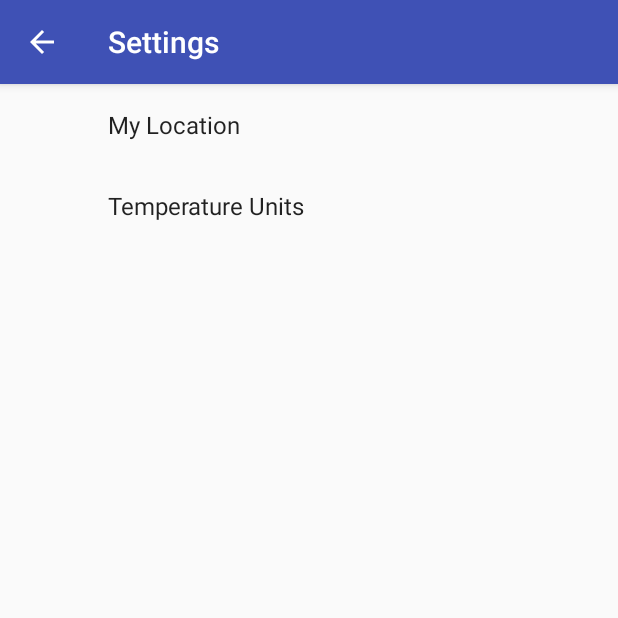
After one commit to yanghwai/sunshine, an Android app: the SettingsActivity screen opened directly, with no data from a screen before it, on a phone screen of 412 x 824 dp, the top half of it. The commit adds this screen. Run offline under Robolectric (Android 15) with nearby library versions, the phone set to English and light mode, and no system bars; our stand-ins replace androidx.preference.

Commit message:
add location and units settings

```diff
--- a/app/build.gradle
+++ b/app/build.gradle
@@ -25,6 +25,7 @@ dependencies {
     implementation 'androidx.constraintlayout:constraintlayout:1.1.3'
     implementation 'androidx.recyclerview:recyclerview:1.0.0'
 
+    implementation 'androidx.preference:preference:1.1.0-beta01'
     testImplementation 'junit:junit:4.12'
     androidTestImplementation 'androidx.test:runner:1.2.0'
     androidTestImplementation 'androidx.test.espresso:espresso-core:3.2.0'
--- a/app/src/main/AndroidManifest.xml
+++ b/app/src/main/AndroidManifest.xml
@@ -11,10 +11,14 @@
         android:roundIcon="@mipmap/ic_launcher_round"
         android:supportsRtl="true"
         android:theme="@style/AppTheme">
-        <activity android:name=".DetailActivity"></activity>
+        <activity
+            android:name=".SettingsActivity"
+            android:label="@string/title_activity_settings"/>
+        <activity android:name=".DetailActivity" />
         <activity android:name=".MainActivity">
             <intent-filter>
                 <action android:name="android.intent.action.MAIN" />
+                <action android:name="android.intent.action.VIEW" />
 
                 <category android:name="android.intent.category.LAUNCHER" />
             </intent-filter>
--- a/app/src/main/java/com/example/android/sunshine/DetailActivity.java
+++ b/app/src/main/java/com/example/android/sunshine/DetailActivity.java
@@ -45,6 +45,9 @@ public class DetailActivity extends AppCompatActivity {
         inflater.inflate(R.menu.detail, menu);
         MenuItem item = menu.findItem(R.id.action_share);
         item.setIntent(getShareWeatherIntent());
+
+        menu.findItem(R.id.action_settings)
+                .setIntent(new Intent(DetailActivity.this, SettingsActivity.class));
         return true;
     }
 
--- /dev/null
+++ b/app/src/main/java/com/example/android/sunshine/SettingsActivity.java
@@ -0,0 +1,100 @@
+package com.example.android.sunshine;
+
+import android.content.SharedPreferences;
+import android.os.Bundle;
+import android.view.MenuItem;
+
+import androidx.annotation.NonNull;
+import androidx.appcompat.app.ActionBar;
+import androidx.appcompat.app.AppCompatActivity;
+import androidx.preference.CheckBoxPreference;
+import androidx.preference.EditTextPreference;
+import androidx.preference.ListPreference;
+import androidx.preference.Preference;
+import androidx.preference.PreferenceFragmentCompat;
+import androidx.preference.PreferenceScreen;
+
+public class SettingsActivity extends AppCompatActivity{
+
+    @Override
+    protected void onCreate(Bundle savedInstanceState) {
+        super.onCreate(savedInstanceState);
+        setContentView(R.layout.settings_activity);
+        getSupportFragmentManager()
+                .beginTransaction()
+                .replace(R.id.settings, new SettingsFragment())
+                .commit();
+        ActionBar actionBar = getSupportActionBar();
+        if (actionBar != null) {
+            actionBar.setDisplayHomeAsUpEnabled(true);
+        }
+    }
+
+    @Override
+    public boolean onOptionsItemSelected(@NonNull MenuItem item) {
+        int id = item.getItemId();
+
+        if (id == android.R.id.home){
+            onBackPressed();
+            return true;
+        }
+
+        return super.onOptionsItemSelected(item);
+    }
+
+    public static class SettingsFragment extends PreferenceFragmentCompat implements SharedPreferences.OnSharedPreferenceChangeListener {
+        @Override
+        public void onCreatePreferences(Bundle savedInstanceState, String rootKey) {
+            setPreferencesFromResource(R.xml.root_preferences, rootKey);
+
+            PreferenceScreen preferenceScreen = getPreferenceScreen();
+            SharedPreferences sharedPreferences = preferenceScreen.getSharedPreferences();
+            int prefCount = preferenceScreen.getPreferenceCount();
+
+            for (int i = 0; i < prefCount; ++i){
+                Preference preference = preferenceScreen.getPreference(i);
+                if (preference instanceof CheckBoxPreference)
+                    continue;
+
+                String value = sharedPreferences.getString(preference.getKey(), "");
+                setPreferenceSummary(preference, value);
+            }
+
+        }
+
+        private void setPreferenceSummary(Preference preference, Object value){
+            String stringValue = value.toString();
+
+            /* If it's a ListPreference, find the proper label for the given value*/
+            if (preference instanceof ListPreference){
+                ListPreference listPreference = (ListPreference) preference;
+                int index = listPreference.findIndexOfValue(stringValue);
+                if (index != -1){
+                    listPreference.setSummary(listPreference.getEntries()[index]);
+                }
+            }
+            else
+                preference.setSummary(stringValue);
+        }
+
+        /* Update preference summary when change is saved*/
+        @Override
+        public void onSharedPreferenceChanged(SharedPreferences sharedPreferences, String key) {
+            Preference preference = findPreference(key);
+            if (preference instanceof CheckBoxPreference) return;
+            setPreferenceSummary(preference, sharedPreferences.getString(key, ""));
+        }
+
+        @Override
+        public void onStart() {
+            super.onStart();
+            getPreferenceScreen().getSharedPreferences().registerOnSharedPreferenceChangeListener(SettingsFragment.this);
+        }
+
+        @Override
+        public void onStop() {
+            super.onStop();
+            getPreferenceScreen().getSharedPreferences().unregisterOnSharedPreferenceChangeListener(SettingsFragment.this);
+        }
+    }
+}
--- /dev/null
+++ b/app/src/main/res/layout/settings_activity.xml
@@ -0,0 +1,9 @@
+<LinearLayout xmlns:android="http://schemas.android.com/apk/res/android"
+    android:layout_width="match_parent"
+    android:layout_height="match_parent">
+
+    <FrameLayout
+        android:id="@+id/settings"
+        android:layout_width="match_parent"
+        android:layout_height="match_parent" />
+</LinearLayout>
--- a/app/src/main/res/menu/detail.xml
+++ b/app/src/main/res/menu/detail.xml
@@ -6,5 +6,9 @@
         android:id="@+id/action_share"
         app:showAsAction="ifRoom"
         android:orderInCategory="1"/>
-
+    <item
+        app:showAsAction="never"
+        android:id="@+id/action_settings"
+        android:title="@string/action_settings"
+        />
 </menu>
--- a/app/src/main/res/menu/main.xml
+++ b/app/src/main/res/menu/main.xml
@@ -11,4 +11,9 @@
         app:showAsAction="never"
         android:title="@string/action_map"
         />
+    <item
+        android:title="@string/action_settings"
+        android:id="@+id/action_settings"
+        app:showAsAction="never"
+        />
 </menu>
--- /dev/null
+++ b/app/src/main/res/values/arrays.xml
@@ -0,0 +1,21 @@
+<?xml version="1.0" encoding="utf-8"?>
+<resources>
+    <array name="pref_units_options">
+        <item>@string/pref_units_imperial_label</item>
+        <item>@string/pref_units_metric_label</item>
+    </array>
+    <array name="pref_units_values">
+        <item>@string/pref_units_imperial</item>
+        <item>@string/pref_units_metric</item>
+    </array>
+    <!-- Reply Preference -->
+    <string-array name="reply_entries">
+        <item>Reply</item>
+        <item>Reply to all</item>
+    </string-array>
+
+    <string-array name="reply_values">
+        <item>reply</item>
+        <item>reply_all</item>
+    </string-array>
+</resources>
--- a/app/src/main/res/values/strings.xml
+++ b/app/src/main/res/values/strings.xml
@@ -134,6 +134,23 @@
 
     <string name="condition_unknown">Unknown (<xliff:g id="conditionId">%1$d</xliff:g>)</string>
 
+    <string name="title_activity_settings">Settings</string>
+
+    <!-- Preference Titles -->
+    <string name="pref_location_label">My Location</string>
+    <string name="pref_units_label">Temperature Units</string>
+
+    <!-- Location Preferences -->
+    <string name="pref_location_key">pref_location</string>
+    <string name="pref_location_default">94043,USA</string>
+
+    <!-- Units Preferences -->
+    <string name="pref_units_key">pref_units</string>
+    <string name="pref_units_imperial">imperial</string>
+    <string name="pref_units_metric">metric</string>
+    <string name="pref_units_imperial_label">Imperial</string>
+    <string name="pref_units_metric_label">Metric</string>
+    <string name="action_settings">Settings</string>
 
     <!-- - - - - - - - - - - -->
     <!-- Used by NetworkUtils-->
--- /dev/null
+++ b/app/src/main/res/xml/root_preferences.xml
@@ -0,0 +1,34 @@
+<!--
+  ~ Copyright 2018 The app Open Source Project
+  ~
+  ~ Licensed under the Apache License, Version 2.0 (the "License");
+  ~ you may not use this file except in compliance with the License.
+  ~ You may obtain a copy of the License at
+  ~
+  ~      http://www.apache.org/licenses/LICENSE-2.0
+  ~
+  ~ Unless required by applicable law or agreed to in writing, software
+  ~ distributed under the License is distributed on an "AS IS" BASIS,
+  ~ WITHOUT WARRANTIES OR CONDITIONS OF ANY KIND, either express or implied.
+  ~ See the License for the specific language governing permissions and
+  ~ limitations under the License.
+  -->
+
+<androidx.preference.PreferenceScreen xmlns:app="http://schemas.android.com/apk/res-auto">
+
+    <EditTextPreference
+        app:defaultValue="@string/pref_location_default"
+        app:key="@string/pref_location_key"
+        app:title="@string/pref_location_label"
+         />
+
+    <ListPreference
+        app:defaultValue="@string/pref_units_metric"
+        app:entries="@array/pref_units_options"
+        app:entryValues="@array/pref_units_values"
+        app:key="@string/pref_units_key"
+        app:title="@string/pref_units_label"
+        />
+
+
+</androidx.preference.PreferenceScreen>
```
Also changed, not shown: app/src/main/java/com/example/android/sunshine/MainActivity.java (+37 -2 lines), app/src/main/java/com/example/android/sunshine/data/SunshinePreferences.java (+18 -4 lines).
